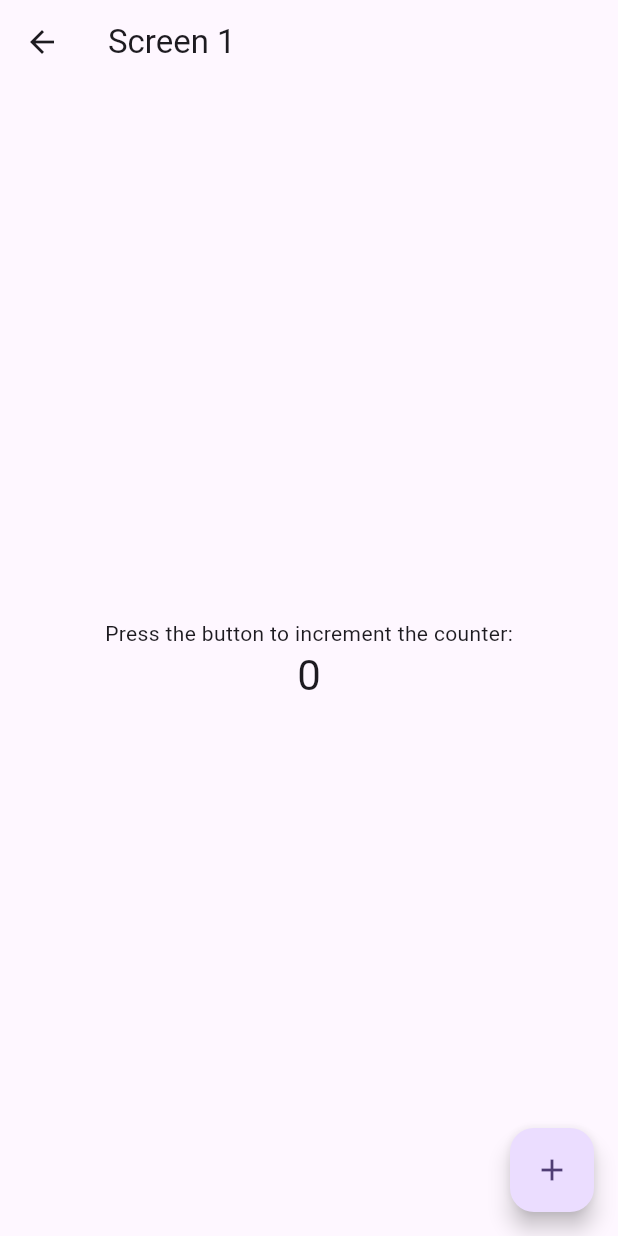
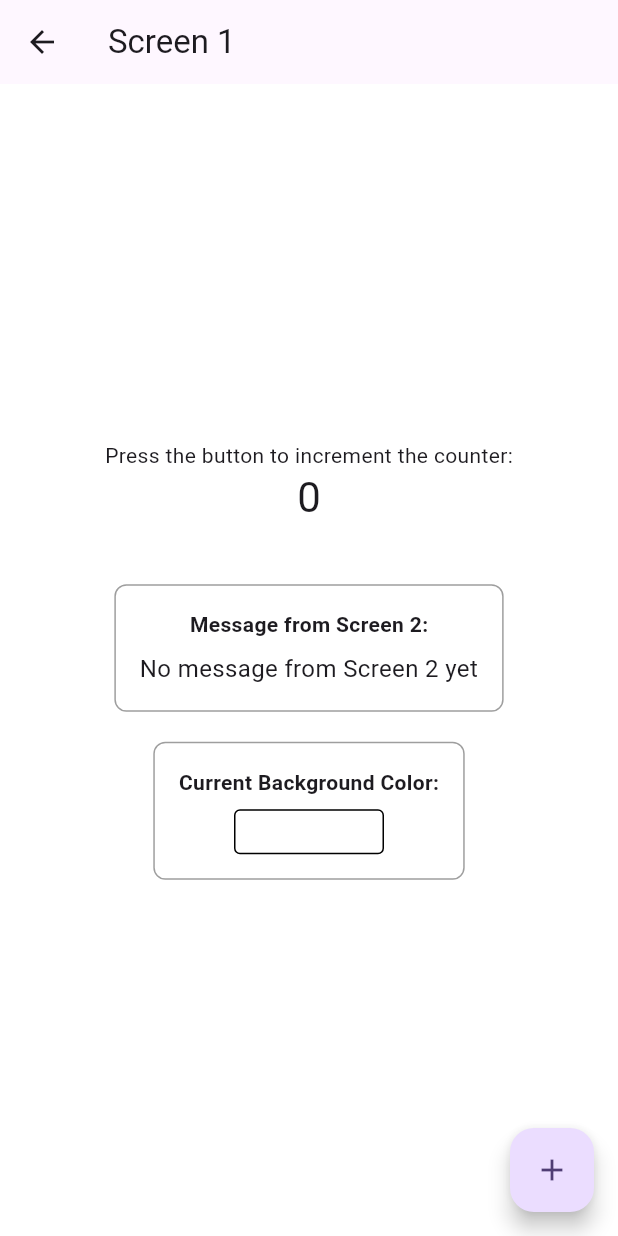
Before and after one commit to iamddwsc/flutter_module1, a Flutter app: the Screen1 screen opened directly, on a phone screen of 412 x 824 dp. Run offline on Flutter 3.47's test engine with Material 3 defaults, Android fonts, the phone set to English and light mode, and no system bars; missing offline and left inert: flutter_module3_shared.

Commit message:
+ listen data from screen 2

```diff
--- a/lib/screen_1.dart
+++ b/lib/screen_1.dart
@@ -1,4 +1,8 @@
+import 'dart:async';
+
 import 'package:flutter/material.dart';
+import 'package:flutter_module3_shared/shared_communicator.dart';
+import 'package:flutter_module3_shared/shared_object.dart';
 
 class Screen1 extends StatefulWidget {
   const Screen1({super.key});
@@ -15,9 +19,67 @@ class _Screen1State extends State<Screen1> {
     });
   }
 
+  // Subscriptions for state updates
+  StreamSubscription? _uiStateSubscription;
+  StreamSubscription? _messageSubscription;
+
+  // State variables
+  Map<String, dynamic>? _uiState;
+  String _message = "No message from Screen 2 yet";
+  Color _backgroundColor = Colors.white; // Default background color
+
+  @override
+  void initState() {
+    super.initState();
+
+    // Subscribe to UI state updates
+    final uiState = SharedCommunicator().get<SharedUIState>('uiState');
+    if (uiState != null) {
+      _uiStateSubscription = uiState.stream.listen((newState) {
+        setState(() {
+          _uiState = newState;
+
+          // Update background color if it exists in the state
+          if (newState.containsKey('backgroundColor')) {
+            _backgroundColor = newState['backgroundColor'];
+          }
+        });
+      });
+      _uiState = uiState.value;
+
+      // Initialize background color if already set
+      if (_uiState != null && _uiState!.containsKey('backgroundColor')) {
+        _backgroundColor = _uiState!['backgroundColor'];
+      }
+    }
+
+    // Subscribe to message updates
+    final messageShared = SharedCommunicator().get<SharedMessage>('messages');
+    if (messageShared != null) {
+      _messageSubscription = messageShared.stream.listen((newMessage) {
+        setState(() {
+          _message = newMessage;
+        });
+      });
+
+      // Initialize message if already set
+      if (messageShared.value != null) {
+        _message = messageShared.value!;
+      }
+    }
+  }
+
+  @override
+  void dispose() {
+    _uiStateSubscription?.cancel();
+    _messageSubscription?.cancel();
+    super.dispose();
+  }
+
   @override
   Widget build(BuildContext context) {
     return Scaffold(
+      backgroundColor: _backgroundColor,
       appBar: AppBar(
         title: const Text('Screen 1'),
       ),
@@ -33,6 +95,59 @@ class _Screen1State extends State<Screen1> {
               '$counter',
               style: Theme.of(context).textTheme.headlineMedium,
             ),
+            const SizedBox(height: 40),
+
+            // Message from Screen 2
+            Container(
+              padding: const EdgeInsets.all(16),
+              decoration: BoxDecoration(
+                border: Border.all(color: Colors.grey),
+                borderRadius: BorderRadius.circular(8),
+              ),
+              child: Column(
+                children: [
+                  const Text(
+                    'Message from Screen 2:',
+                    style: TextStyle(fontWeight: FontWeight.bold),
+                  ),
+                  const SizedBox(height: 8),
+                  Text(
+                    _message,
+                    style: const TextStyle(fontSize: 16),
+                    textAlign: TextAlign.center,
+                  ),
+                ],
+              ),
+            ),
+
+            const SizedBox(height: 20),
+
+            // Background color indicator
+            Container(
+              padding: const EdgeInsets.all(16),
+              decoration: BoxDecoration(
+                border: Border.all(color: Colors.grey),
+                borderRadius: BorderRadius.circular(8),
+              ),
+              child: Column(
+                children: [
+                  const Text(
+                    'Current Background Color:',
+                    style: TextStyle(fontWeight: FontWeight.bold),
+                  ),
+                  const SizedBox(height: 8),
+                  Container(
+                    width: 100,
+                    height: 30,
+                    decoration: BoxDecoration(
+                      color: _backgroundColor,
+                      border: Border.all(color: Colors.black),
+                      borderRadius: BorderRadius.circular(4),
+                    ),
+                  ),
+                ],
+              ),
+            ),
           ],
         ),
       ),
--- a/pubspec.yaml
+++ b/pubspec.yaml
@@ -34,6 +34,9 @@ dependencies:
   # The following adds the Cupertino Icons font to your application.
   # Use with the CupertinoIcons class for iOS style icons.
   cupertino_icons: ^1.0.8
+
+  flutter_module3_shared:
+    path: shared
 
 dev_dependencies:
   flutter_test:
```
Also changed, not shown: pubspec.lock, 1 other file.
